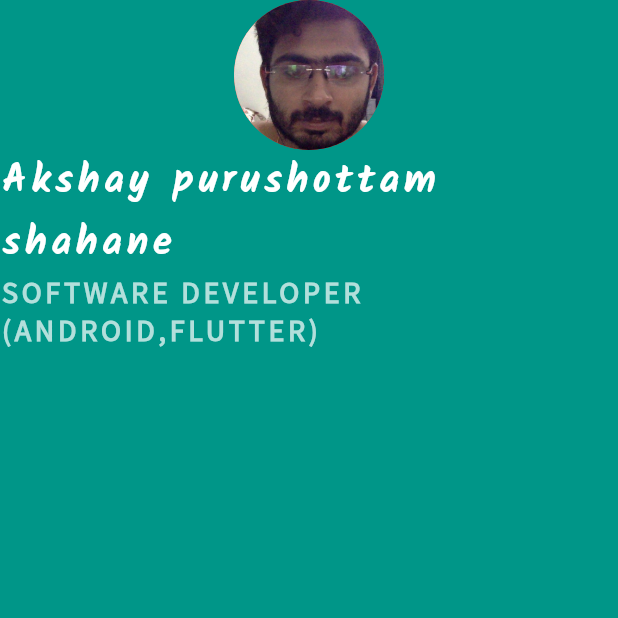
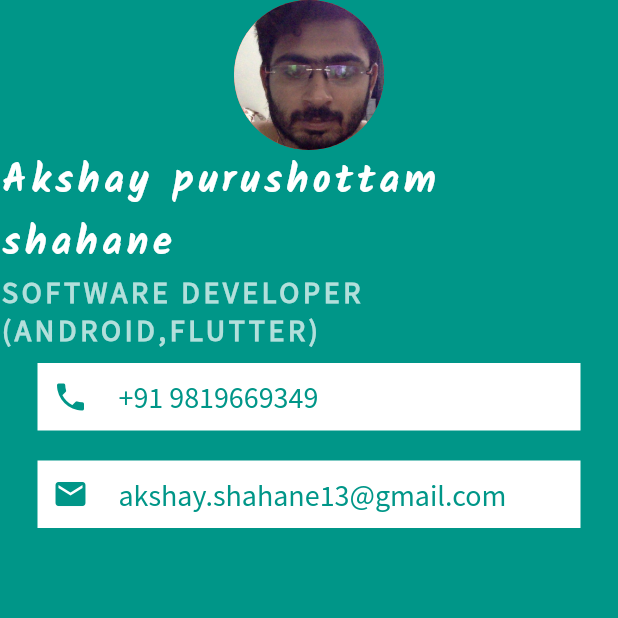
Before and after one commit to akshay3015/my_card_flutter, a Flutter app: the screen it shows after launch, on a phone screen of 412 x 824 dp, the top half of it. Run offline on Flutter 3.47's test engine with Material 2 defaults, Android fonts, the phone set to English and light mode, and no system bars.

Commit message:
feat : add phone number and email id

```diff
--- a/lib/main.dart
+++ b/lib/main.dart
@@ -33,7 +33,53 @@ class MyCardApp extends StatelessWidget {
                     color: Colors.teal.shade100,
                     letterSpacing: 2.5,
                     fontWeight: FontWeight.bold,
-                    fontFamily: 'SourceSansPro'))
+                    fontFamily: 'SourceSansPro')),
+            Container(
+              color: Colors.white,
+              padding: EdgeInsets.all(10.0),
+              margin: EdgeInsets.symmetric(vertical: 10.0, horizontal: 25.0),
+              child: Row(
+                children: <Widget>[
+                  Icon(
+                    Icons.phone,
+                    color: Colors.teal,
+                  ),
+                  SizedBox(
+                    width: 20.00,
+                  ),
+                  Text(
+                    "+91 9819669349",
+                    style: TextStyle(
+                        fontFamily: "SourceSansPro",
+                        fontSize: 20.0,
+                        color: Colors.teal),
+                  )
+                ],
+              ),
+            ),
+            Container(
+              color: Colors.white,
+              padding: EdgeInsets.all(10.0),
+              margin: EdgeInsets.symmetric(vertical: 10.0, horizontal: 25.0),
+              child: Row(
+                children: <Widget>[
+                  Icon(
+                    Icons.email,
+                    color: Colors.teal,
+                  ),
+                  SizedBox(
+                    width: 20.00,
+                  ),
+                  Text(
+                    "akshay.shahane13@gmail.com",
+                    style: TextStyle(
+                        fontFamily: "SourceSansPro",
+                        fontSize: 20.0,
+                        color: Colors.teal),
+                  )
+                ],
+              ),
+            )
           ],
         )),
       ),
```
